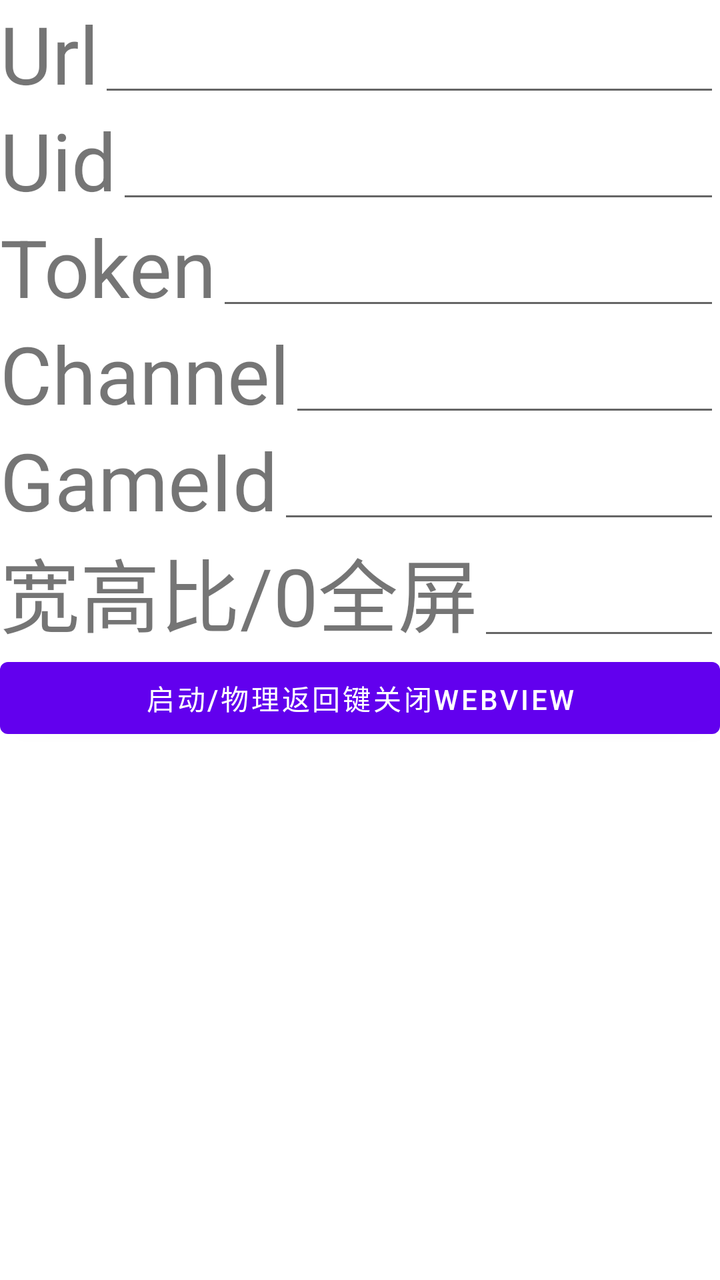
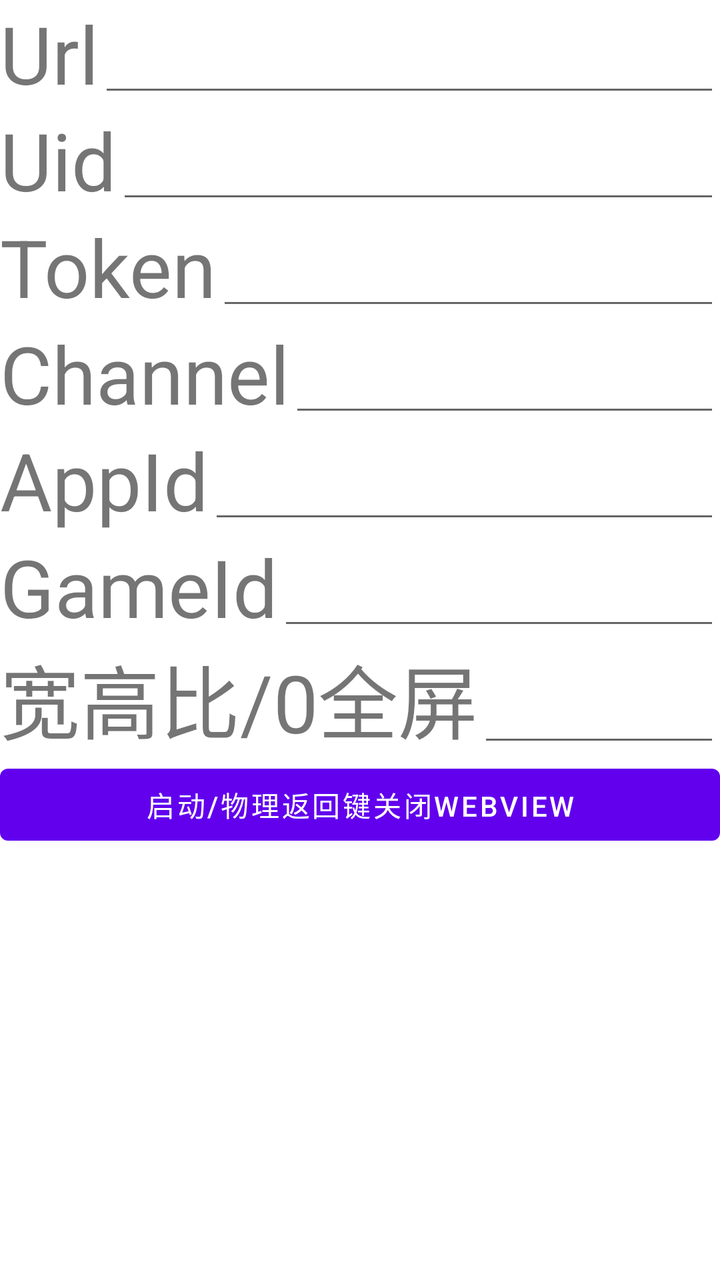

Before-and-after screenshots of an Android layout around one commit, followed by the original layout XML and the change that was made.
<!-- AndroidManifest.xml: application theme Theme.MyApplication -->
<!-- res/layout/main.xml -->
<?xml version="1.0" encoding="utf-8"?>
<FrameLayout xmlns:android="http://schemas.android.com/apk/res/android"
    android:layout_width="match_parent"
    android:layout_height="match_parent">

    <LinearLayout
        android:layout_width="match_parent"
        android:layout_height="match_parent"
        android:orientation="vertical">

        <LinearLayout
            android:layout_width="match_parent"
            android:layout_height="wrap_content">

            <TextView
                android:layout_width="wrap_content"
                android:layout_height="wrap_content"
                android:layout_gravity="center"
                android:textSize="40sp"
                android:text="@string/url" />

            <EditText
                android:id="@+id/url"
                android:layout_width="match_parent"
                android:layout_height="match_parent"
                android:layout_gravity="bottom"
                android:autofillHints=""
                android:inputType="text" />

        </LinearLayout>

        <LinearLayout
            android:layout_width="match_parent"
            android:layout_height="wrap_content">

            <TextView
                android:layout_width="wrap_content"
                android:layout_height="wrap_content"
                android:layout_gravity="center"
                android:textSize="40sp"
                android:text="@string/uid" />

            <EditText
                android:id="@+id/uid"
                android:layout_width="match_parent"
                android:layout_height="match_parent"
                android:layout_gravity="bottom"
                android:autofillHints=""
                android:inputType="text" />

        </LinearLayout>

        <LinearLayout
            android:layout_width="match_parent"
            android:layout_height="wrap_content">

            <TextView
                android:layout_width="wrap_content"
                android:layout_height="wrap_content"
                android:layout_gravity="center"
                android:textSize="40sp"
                android:text="@string/token" />

            <EditText
                android:id="@+id/token"
                android:layout_width="match_parent"
                android:layout_height="match_parent"
                android:layout_gravity="bottom"
                android:autofillHints=""
                android:inputType="text" />

        </LinearLayout>

        <LinearLayout
            android:layout_width="match_parent"
            android:layout_height="wrap_content">

            <TextView
                android:layout_width="wrap_content"
                android:layout_height="wrap_content"
                android:layout_gravity="center"
                android:textSize="40sp"
                android:text="@string/channel" />

            <EditText
                android:id="@+id/channel"
                android:layout_width="match_parent"
                android:layout_height="match_parent"
                android:layout_gravity="bottom"
                android:autofillHints=""
                android:inputType="text" />

        </LinearLayout>

        <LinearLayout
            android:layout_width="match_parent"
            android:layout_height="wrap_content">

            <TextView
                android:layout_width="wrap_content"
                android:layout_height="wrap_content"
                android:layout_gravity="center"
                android:textSize="40sp"
                android:text="@string/gameid" />

            <EditText
                android:id="@+id/gameid"
                android:layout_width="match_parent"
                android:layout_height="match_parent"
                android:layout_gravity="bottom"
                android:autofillHints=""
                android:inputType="text" />

        </LinearLayout>

        <LinearLayout
            android:layout_width="match_parent"
            android:layout_height="wrap_content">

            <TextView
                android:layout_width="wrap_content"
                android:layout_height="wrap_content"
                android:layout_gravity="center"
                android:textSize="40sp"
                android:text="@string/aspectRatio" />

            <EditText
                android:id="@+id/ratio"
                android:layout_width="match_parent"
                android:layout_height="match_parent"
                android:layout_gravity="bottom"
                android:autofillHints=""
                android:inputType="text" />

        </LinearLayout>

        <Button
            android:id="@+id/btn"
            android:layout_width="match_parent"
            android:layout_height="wrap_content"
            android:text="@string/start"
            />

    </LinearLayout>


    <WebView
        android:id="@+id/web"
        android:layout_width="match_parent"
        android:layout_height="300dp"
        android:visibility="invisible"
        android:layout_gravity="bottom"/>
</FrameLayout>
<!-- resources referenced by this layout -->
<resources>
  <string name="aspectRatio">宽高比/0全屏</string>
  <string name="channel">Channel</string>
  <string name="gameid">GameId</string>
  <string name="start">启动/物理返回键关闭webview</string>
  <string name="token">Token</string>
  <string name="uid">Uid</string>
  <string name="url">Url</string>
  <style name="Theme.MyApplication" parent="Theme.MaterialComponents.DayNight.DarkActionBar">
          
          <item name="colorPrimary">@color/purple_500</item>
          <item name="colorPrimaryVariant">@color/purple_700</item>
          <item name="colorOnPrimary">@color/white</item>
          
          <item name="colorSecondary">@color/teal_200</item>
          <item name="colorSecondaryVariant">@color/teal_700</item>
          <item name="colorOnSecondary">@color/black</item>
          
          <item name="android:statusBarColor" tools:targetApi="l">?attr/colorPrimaryVariant</item>
          
      </style>
  <color name="purple_500">#FF6200EE</color>
  <color name="purple_700">#FF3700B3</color>
  <color name="white">#FFFFFFFF</color>
  <color name="teal_200">#FF03DAC5</color>
  <color name="teal_700">#FF018786</color>
  <color name="black">#FF000000</color>
</resources>

<!-- the commit's change to res/layout/main.xml (unified diff, before → after) -->
@@ -91,6 +91,26 @@
                 android:inputType="text" />
 
         </LinearLayout>
+        <LinearLayout
+            android:layout_width="match_parent"
+            android:layout_height="wrap_content">
+
+            <TextView
+                android:layout_width="wrap_content"
+                android:layout_height="wrap_content"
+                android:layout_gravity="center"
+                android:textSize="40sp"
+                android:text="@string/appId" />
+
+            <EditText
+                android:id="@+id/appId"
+                android:layout_width="match_parent"
+                android:layout_height="match_parent"
+                android:layout_gravity="bottom"
+                android:autofillHints=""
+                android:inputType="text" />
+
+        </LinearLayout>
 
         <LinearLayout
             android:layout_width="match_parent"
<!-- resource entries referenced after the edit -->
@@ -1,5 +1,6 @@
 <!-- resources referenced by this layout -->
 <resources>
+  <string name="appId">AppId</string>
   <string name="aspectRatio">宽高比/0全屏</string>
   <string name="channel">Channel</string>
   <string name="gameid">GameId</string>
